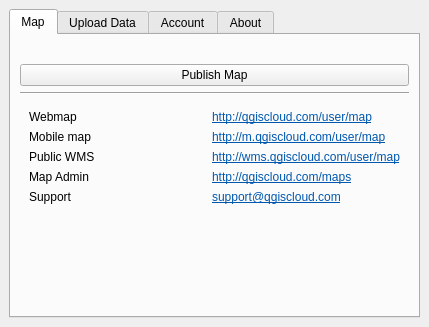
Old version of the form qgiscloud/ui_qgiscloudplugin.ui in the repository qgiscloud/qgis-cloud-plugin.
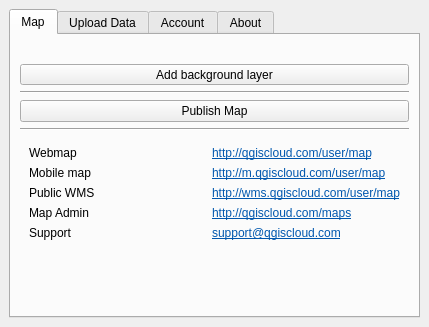
New version of the form. The open tabs and pages were chosen to show the change. Icons and pictures are not drawn. Custom widgets are drawn as their Qt base class.

Commit message: Integrate OpenLayers

```diff
--- a/qgiscloud/ui_qgiscloudplugin.ui
+++ b/qgiscloud/ui_qgiscloudplugin.ui
@@ -44,6 +44,35 @@
           </property>
          </widget>
         </item>
+        <item>
+         <widget class="QToolButton" name="btnBackgroundLayer">
+          <property name="sizePolicy">
+           <sizepolicy hsizetype="Expanding" vsizetype="Fixed">
+            <horstretch>0</horstretch>
+            <verstretch>0</verstretch>
+           </sizepolicy>
+          </property>
+          <property name="text">
+           <string>Add background layer</string>
+          </property>
+          <property name="popupMode">
+           <enum>QToolButton::InstantPopup</enum>
+          </property>
+          <property name="toolButtonStyle">
+           <enum>Qt::ToolButtonTextOnly</enum>
+          </property>
+          <property name="arrowType">
+           <enum>Qt::NoArrow</enum>
+          </property>
+         </widget>
+        </item>
+        <item>
+         <widget class="Line" name="line_2">
+          <property name="orientation">
+           <enum>Qt::Horizontal</enum>
+          </property>
+         </widget>
+        </item>
         <item>
          <widget class="QPushButton" name="btnPublishMap">
           <property name="text">
```
The commit also changes 47 other files.
